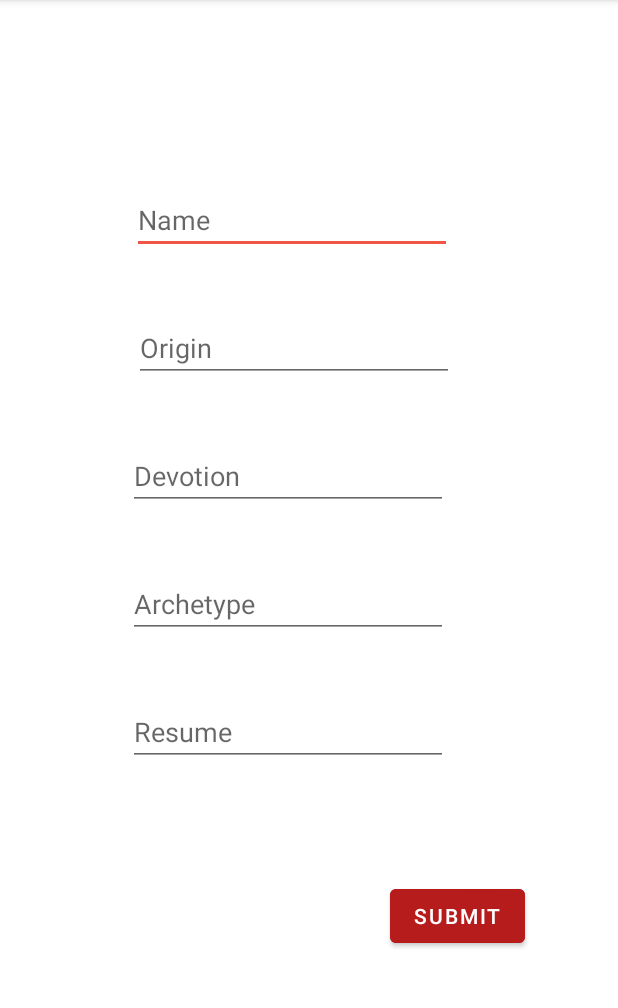
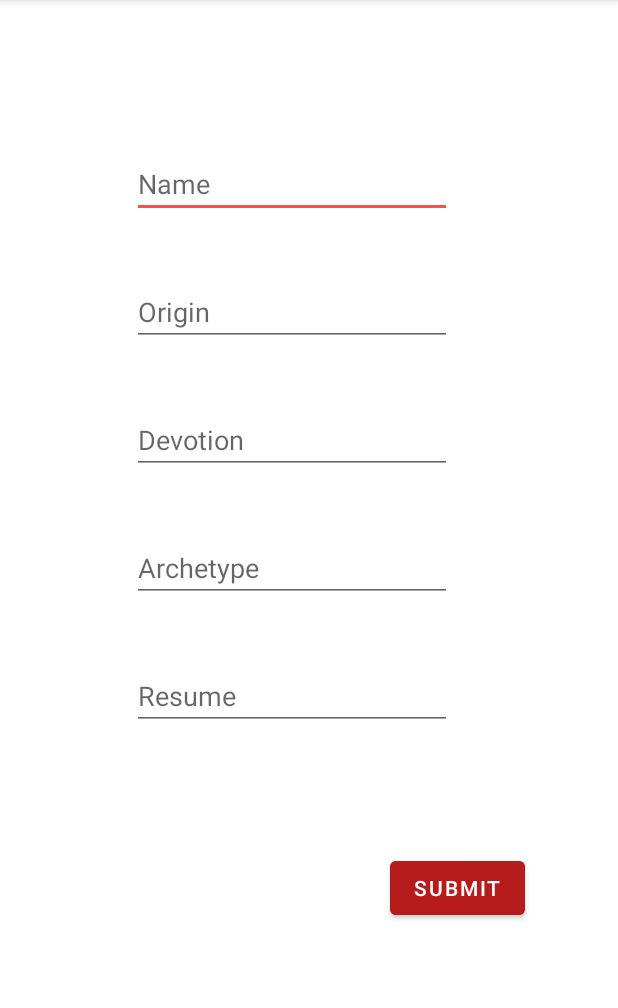
Before and after one commit to Davi-o/campaign-tracker, an Android app: the screen it shows after launch (FormActivity), after a tap on an icon or button, on a phone screen of 412 x 824 dp, the part 84-1092 px from its top. Run offline under Robolectric (Android 15) with nearby library versions, the phone set to English and light mode, and no system bars.

Commit message:
Adiciona suporte para o idioma Português Brasileiro e mínimos ajustes nos layouts.

```diff
--- a/app/src/main/res/layout/character_form.xml
+++ b/app/src/main/res/layout/character_form.xml
@@ -9,10 +9,10 @@
         android:id="@+id/editTextName"
         android:layout_width="wrap_content"
         android:layout_height="wrap_content"
-        android:layout_marginTop="124dp"
+        android:layout_marginTop="100dp"
         android:ems="10"
+        android:hint="@string/name_label"
         android:inputType="textPersonName"
-        android:hint="@string/name_label"
         app:layout_constraintEnd_toEndOf="parent"
         app:layout_constraintHorizontal_bias="0.442"
         app:layout_constraintStart_toStartOf="parent"
@@ -22,14 +22,12 @@
         android:id="@+id/editTextOrigin"
         android:layout_width="wrap_content"
         android:layout_height="wrap_content"
-        android:layout_marginStart="89dp"
         android:layout_marginTop="40dp"
-        android:layout_marginEnd="113dp"
         android:ems="10"
+        android:hint="@string/origin_label"
         android:inputType="textPersonName"
-        android:hint="@string/origin_label"
         app:layout_constraintEnd_toEndOf="parent"
-        app:layout_constraintHorizontal_bias="0.0"
+        app:layout_constraintHorizontal_bias="0.442"
         app:layout_constraintStart_toStartOf="parent"
         app:layout_constraintTop_toBottomOf="@+id/editTextName" />
 
@@ -37,14 +35,12 @@
         android:id="@+id/editTextDevotion"
         android:layout_width="wrap_content"
         android:layout_height="wrap_content"
-        android:layout_marginStart="89dp"
         android:layout_marginTop="40dp"
-        android:layout_marginEnd="113dp"
         android:ems="10"
+        android:hint="@string/devotion_label"
         android:inputType="textPersonName"
-        android:hint="@string/devotion_label"
         app:layout_constraintEnd_toEndOf="parent"
-        app:layout_constraintHorizontal_bias="1.0"
+        app:layout_constraintHorizontal_bias="0.442"
         app:layout_constraintStart_toStartOf="parent"
         app:layout_constraintTop_toBottomOf="@+id/editTextOrigin" />
 
@@ -52,14 +48,12 @@
         android:id="@+id/editTextArchetype"
         android:layout_width="wrap_content"
         android:layout_height="wrap_content"
-        android:layout_marginStart="89dp"
         android:layout_marginTop="40dp"
-        android:layout_marginEnd="113dp"
         android:ems="10"
+        android:hint="@string/archetype_label"
         android:inputType="textPersonName"
-        android:hint="@string/archetype_label"
         app:layout_constraintEnd_toEndOf="parent"
-        app:layout_constraintHorizontal_bias="1.0"
+        app:layout_constraintHorizontal_bias="0.442"
         app:layout_constraintStart_toStartOf="parent"
         app:layout_constraintTop_toBottomOf="@+id/editTextDevotion" />
 
@@ -67,15 +61,13 @@
         android:id="@+id/editTextResume"
         android:layout_width="wrap_content"
         android:layout_height="wrap_content"
-        android:layout_marginStart="89dp"
         android:layout_marginTop="40dp"
-        android:layout_marginEnd="113dp"
         android:ems="10"
         android:gravity="start|top"
+        android:hint="@string/resume_label"
         android:inputType="textMultiLine"
-        android:hint="@string/resume_label"
         app:layout_constraintEnd_toEndOf="parent"
-        app:layout_constraintHorizontal_bias="1.0"
+        app:layout_constraintHorizontal_bias="0.442"
         app:layout_constraintStart_toStartOf="parent"
         app:layout_constraintTop_toBottomOf="@+id/editTextArchetype" />
 
--- a/app/src/main/res/layout/character_info_list.xml
+++ b/app/src/main/res/layout/character_info_list.xml
@@ -87,6 +87,7 @@
             android:layout_width="wrap_content"
             android:layout_height="wrap_content"
             android:layout_weight="1"
+            android:textStyle="italic"
             android:text="Simple Resume" />
     </LinearLayout>
 </LinearLayout>
--- a/app/src/main/res/values/strings.xml
+++ b/app/src/main/res/values/strings.xml
@@ -7,8 +7,6 @@
     <string name="next">Next</string>
     <string name="previous">Previous</string>
 
-    <string name="hello_first_fragment">Hello first fragment</string>
-    <string name="hello_second_fragment">Hello second fragment. Arg: %1$s</string>
     <string name="submit">Submit</string>
     <string name="name_label">Name</string>
     <string name="origin_label">Origin</string>
```
Also changed, not shown: 1 other file.
